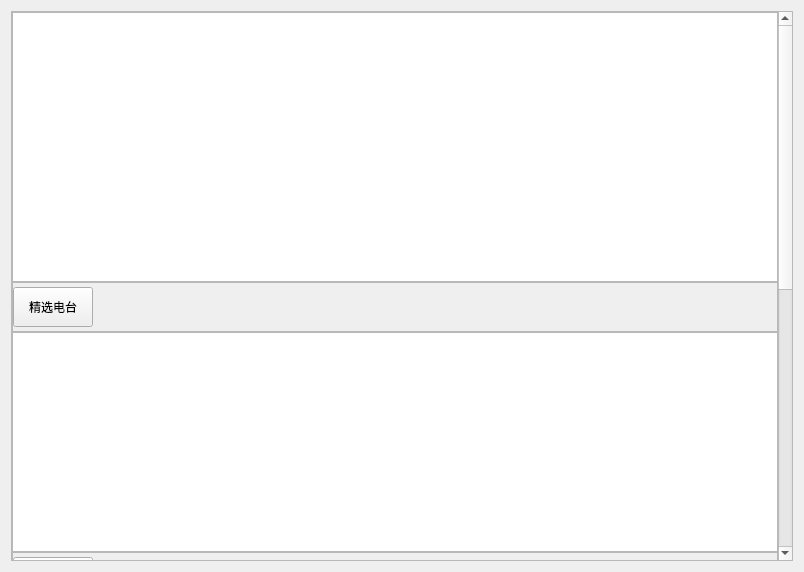
Above: VideoPlayer/mainwidget/radiohost/RadioHost.ui from huizhang556/pc-video-player before the change. Below: the same form after it.
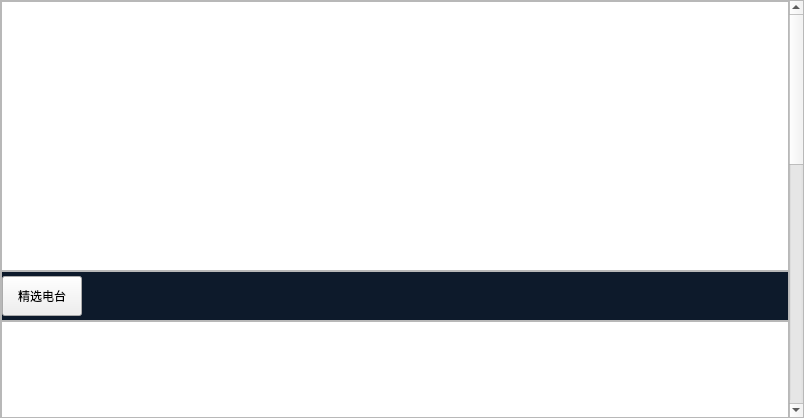
That is the form after the change.

The edit to the form file:
```diff
--- a/VideoPlayer/mainwidget/radiohost/RadioHost.ui
+++ b/VideoPlayer/mainwidget/radiohost/RadioHost.ui
@@ -7,13 +7,28 @@
     <x>0</x>
     <y>0</y>
     <width>804</width>
-    <height>572</height>
+    <height>418</height>
    </rect>
   </property>
   <property name="windowTitle">
    <string>Form</string>
   </property>
   <layout class="QVBoxLayout" name="verticalLayout_9">
+   <property name="spacing">
+    <number>0</number>
+   </property>
+   <property name="leftMargin">
+    <number>0</number>
+   </property>
+   <property name="topMargin">
+    <number>0</number>
+   </property>
+   <property name="rightMargin">
+    <number>0</number>
+   </property>
+   <property name="bottomMargin">
+    <number>0</number>
+   </property>
    <item>
     <widget class="QScrollArea" name="scrollArea">
      <property name="widgetResizable">
@@ -24,7 +39,7 @@
        <rect>
         <x>0</x>
         <y>0</y>
-        <width>767</width>
+        <width>785</width>
         <height>1080</height>
        </rect>
       </property>
@@ -52,8 +67,17 @@
        </property>
        <item>
         <layout class="QVBoxLayout" name="verticalLayout_7">
+         <property name="spacing">
+          <number>0</number>
+         </property>
          <item>
           <widget class="QWidget" name="widget_style" native="true">
+           <property name="styleSheet">
+            <string notr="true">#widget_style
+{
+background-color: #0d1a2b;
+}</string>
+           </property>
            <layout class="QHBoxLayout" name="horizontalLayout_8">
             <property name="spacing">
              <number>0</number>
@@ -78,6 +102,12 @@
          </item>
          <item>
           <widget class="QWidget" name="widget_jinxuan" native="true">
+           <property name="styleSheet">
+            <string notr="true">#widget_jinxuan
+{
+background-color: #0d1a2b;
+}</string>
+           </property>
            <layout class="QVBoxLayout" name="verticalLayout_2">
             <property name="spacing">
              <number>0</number>
@@ -180,7 +210,13 @@
           </widget>
          </item>
          <item>
-          <widget class="QWidget" name="widget_radio_2" native="true">
+          <widget class="QWidget" name="widget_recmmend" native="true">
+           <property name="styleSheet">
+            <string notr="true">#widget_recmmend
+{
+background-color: #0d1a2b;
+}</string>
+           </property>
            <layout class="QVBoxLayout" name="verticalLayout_6">
             <property name="spacing">
              <number>0</number>
```
Left out of the diff: 9 changed lines with no effect on the pictures.
